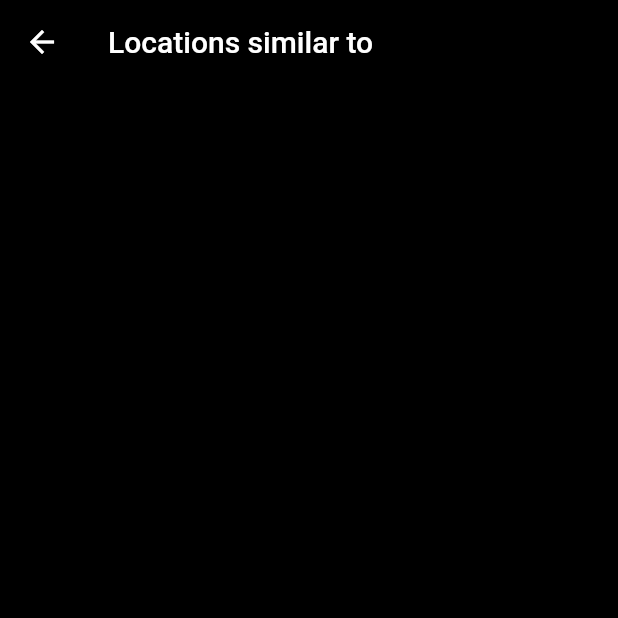
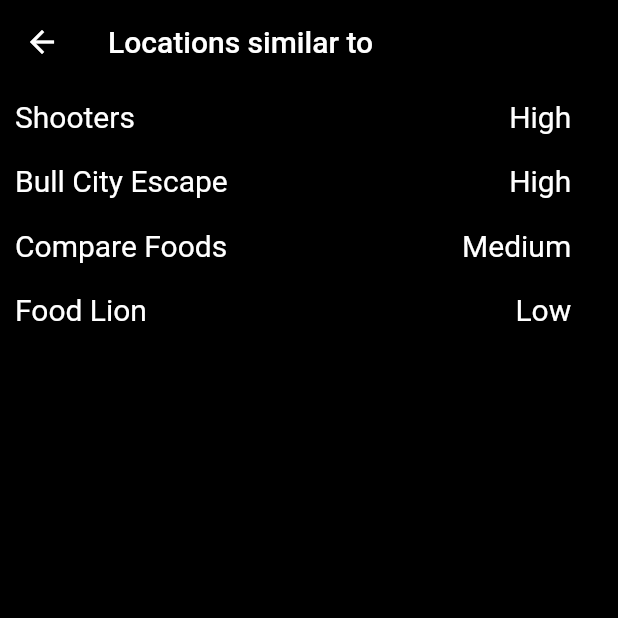
Before and after one commit to ameysunu/hackduke, a Flutter app: the SimilarLocations screen opened directly, on a phone screen of 412 x 824 dp, the top half of it. Run offline on Flutter 3.47's test engine with Material 2 defaults, Android fonts, the light colour scheme and no system bars; our stand-ins replace firebase_auth, firebase_core, google_fonts, google_maps_flutter, google_sign_in, hexcolor; accounts and stored records are empty.

Commit message:
ui changes

```diff
--- a/lib/Survey/ques3.dart
+++ b/lib/Survey/ques3.dart
@@ -8,7 +8,7 @@
   _Question3State createState() => _Question3State();
 }
 
-enum Options3 { o1, o2, o3, o4, o5, o6, o7, o8, o9, o10 }
+enum Options3 { o1, o2, o3, o4, o5, o6, o7, o8, o9, o10, o11 }
 
 class _Question3State extends State<Question3> {
   Options3 _character = Options3.o1;
@@ -206,6 +206,21 @@
                       },
                     ),
                   ),
+                  ListTile(
+                    title: const Text(
+                      'None of these',
+                      style: TextStyle(color: Colors.white),
+                    ),
+                    leading: Radio(
+                      value: Options3.o11,
+                      groupValue: _character,
+                      onChanged: (Options3 value) {
+                        setState(() {
+                          _character = value;
+                        });
+                      },
+                    ),
+                  ),
                   Padding(
                     padding: const EdgeInsets.all(10.0),
                     child: RaisedButton(
--- a/lib/location.dart
+++ b/lib/location.dart
@@ -160,7 +160,84 @@
           title: Text("Locations similar to ${locationController.text}"),
         ),
         body: Column(
-          children: [],
+          children: [
+            Padding(
+              padding: const EdgeInsets.all(10.0),
+              child: Container(
+                width: MediaQuery.of(context).size.width * 0.9,
+                child: Row(
+                  mainAxisAlignment: MainAxisAlignment.spaceBetween,
+                  children: [
+                    Text(
+                      "Shooters",
+                      style: TextStyle(color: Colors.white, fontSize: 20),
+                    ),
+                    Text(
+                      "High",
+                      style: TextStyle(color: Colors.white, fontSize: 20),
+                    )
+                  ],
+                ),
+              ),
+            ),
+            Padding(
+              padding: const EdgeInsets.all(10.0),
+              child: Container(
+                width: MediaQuery.of(context).size.width * 0.9,
+                child: Row(
+                  mainAxisAlignment: MainAxisAlignment.spaceBetween,
+                  children: [
+                    Text(
+                      "Bull City Escape",
+                      style: TextStyle(color: Colors.white, fontSize: 20),
+                    ),
+                    Text(
+                      "High",
+                      style: TextStyle(color: Colors.white, fontSize: 20),
+                    )
+                  ],
+                ),
+              ),
+            ),
+            Padding(
+              padding: const EdgeInsets.all(10.0),
+              child: Container(
+                width: MediaQuery.of(context).size.width * 0.9,
+                child: Row(
+                  mainAxisAlignment: MainAxisAlignment.spaceBetween,
+                  children: [
+                    Text(
+                      "Compare Foods",
+                      style: TextStyle(color: Colors.white, fontSize: 20),
+                    ),
+                    Text(
+                      "Medium",
+                      style: TextStyle(color: Colors.white, fontSize: 20),
+                    )
+                  ],
+                ),
+              ),
+            ),
+            Padding(
+              padding: const EdgeInsets.all(10.0),
+              child: Container(
+                width: MediaQuery.of(context).size.width * 0.9,
+                child: Row(
+                  mainAxisAlignment: MainAxisAlignment.spaceBetween,
+                  children: [
+                    Text(
+                      "Food Lion",
+                      style: TextStyle(color: Colors.white, fontSize: 20),
+                    ),
+                    Text(
+                      "Low",
+                      style: TextStyle(color: Colors.white, fontSize: 20),
+                    )
+                  ],
+                ),
+              ),
+            ),
+          ],
         ));
   }
 }
```
